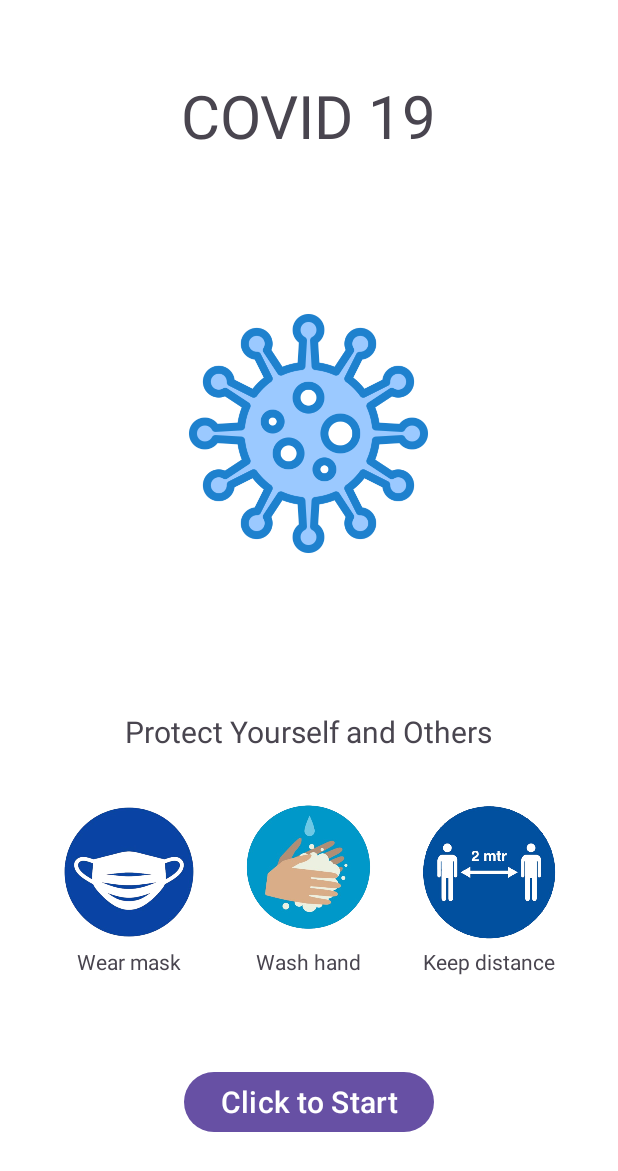
After one commit to Hung1609/COVID-19-stats, an Android app: the layout activity_start_screen.xml on its own in the app's theme, with its tools: preview values and no code run, on a phone screen of 412 x 824 dp. The commit adds this screen. Shown: the top 1171 px of the screen. Run offline under Robolectric (Android 15) with nearby library versions, the phone set to English and light mode, and no system bars.

Commit message:
Add Start Screen with spinning virus

```diff
--- a/COVID19_V2/app/src/main/java/com/hfad/something/SplashScreen.java
+++ b/COVID19_V2/app/src/main/java/com/hfad/something/SplashScreen.java
@@ -25,7 +25,7 @@ public class SplashScreen extends AppCompatActivity {
         splashImage.startAnimation(rotate);
 
         new Handler().postDelayed(() -> {
-            Intent intent = new Intent(SplashScreen.this, MainActivity.class);
+            Intent intent = new Intent(SplashScreen.this, StartScreen.class);
             startActivity(intent);
             finish();
         }, 3000);
--- a/COVID19_V2/app/src/main/java/com/hfad/something/ViewPagerAdapter.java
+++ b/COVID19_V2/app/src/main/java/com/hfad/something/ViewPagerAdapter.java
@@ -24,7 +24,7 @@ public class ViewPagerAdapter extends FragmentPagerAdapter {
             case 1:
                 return new SignSymptomFragment();
             case 2:
-                return new YOUR_NAME; // replace with your file name
+                return new StatsFragment(); // replace with your file name
             default:
                 return new StatsFragment();
         }
--- /dev/null
+++ b/COVID19_V2/app/src/main/res/layout/activity_start_screen.xml
@@ -0,0 +1,106 @@
+<?xml version="1.0" encoding="utf-8"?>
+<LinearLayout xmlns:android="http://schemas.android.com/apk/res/android"
+    xmlns:tools="http://schemas.android.com/tools"
+    android:layout_width="match_parent"
+    android:layout_height="match_parent"
+    android:background="@color/white"
+    android:orientation="vertical">
+
+    <TextView
+        android:layout_width="wrap_content"
+        android:layout_height="wrap_content"
+        android:layout_gravity="center"
+        android:layout_marginTop="50dp"
+        android:text="@string/app_name"
+        android:textSize="40sp" />
+
+    <ImageView
+        android:id="@+id/splashImage"
+        android:layout_width="170dp"
+        android:layout_height="170dp"
+        android:layout_gravity="center"
+        android:layout_marginTop="100dp"
+        android:src="@drawable/covid_19" />
+
+    <TextView
+        android:layout_width="wrap_content"
+        android:layout_height="wrap_content"
+        android:layout_gravity="center"
+        android:layout_marginTop="100dp"
+        android:text="@string/protect_yourself"
+        android:textSize="20sp" />
+
+    <LinearLayout
+        android:layout_width="wrap_content"
+        android:layout_height="wrap_content"
+        android:layout_gravity="center"
+        android:layout_marginTop="20dp"
+        android:layout_marginBottom="50dp"
+        android:orientation="horizontal">
+
+        <LinearLayout
+            android:layout_width="wrap_content"
+            android:layout_height="wrap_content"
+            android:layout_margin="10dp"
+            android:orientation="vertical"
+            tools:ignore="UseCompoundDrawables">
+
+            <ImageView
+                android:layout_width="100dp"
+                android:layout_height="100dp"
+                android:src="@drawable/wear_mask" />
+
+            <TextView
+                android:layout_width="wrap_content"
+                android:layout_height="wrap_content"
+                android:layout_gravity="center"
+                android:text="@string/wear_mask" />
+        </LinearLayout>
+
+        <LinearLayout
+            android:layout_width="wrap_content"
+            android:layout_height="wrap_content"
+            android:layout_margin="10dp"
+            android:orientation="vertical"
+            tools:ignore="UseCompoundDrawables">
+
+            <ImageView
+                android:layout_width="100dp"
+                android:layout_height="100dp"
+                android:src="@drawable/wash_hand" />
+
+            <TextView
+                android:layout_width="wrap_content"
+                android:layout_height="wrap_content"
+                android:layout_gravity="center"
+                android:text="@string/wash_hand" />
+        </LinearLayout>
+
+        <LinearLayout
+            android:layout_width="wrap_content"
+            android:layout_height="wrap_content"
+            android:layout_margin="10dp"
+            android:orientation="vertical"
+            tools:ignore="UseCompoundDrawables">
+
+            <ImageView
+                android:layout_width="100dp"
+                android:layout_height="100dp"
+                android:src="@drawable/keep_distance" />
+
+            <TextView
+                android:layout_width="wrap_content"
+                android:layout_height="wrap_content"
+                android:layout_gravity="center"
+                android:text="@string/keep_distance" />
+        </LinearLayout>
+    </LinearLayout>
+
+    <Button
+        android:id="@+id/startButton"
+        android:layout_width="wrap_content"
+        android:layout_height="wrap_content"
+        android:layout_gravity="center"
+        android:textSize="20sp"
+        android:text="@string/startBtn" />
+</LinearLayout>
--- a/COVID19_V2/app/src/main/res/values/strings.xml
+++ b/COVID19_V2/app/src/main/res/values/strings.xml
@@ -1,6 +1,11 @@
 <resources>
     <string name="app_name">COVID 19</string>
 
+    <string name="protect_yourself">Protect Yourself and Others</string>
+    <string name="wear_mask">Wear mask</string>
+    <string name="wash_hand">Wash hand</string>
+    <string name="keep_distance">Keep distance</string>
+    <string name="startBtn">Click to Start</string>
     <string name="active">Active</string>
     <string name="recovered">Recovered</string>
     <string name="total">Total</string>
```
Also changed, not shown: COVID19_V2/app/src/main/AndroidManifest.xml (+13 -0 lines), COVID19_V2/app/src/main/java/com/hfad/something/StartScreen.java (added, +43 -0 lines), COVID19_V2/app/src/main/res/layout-land/activity_splash_screen.xml (added, +96 -0 lines), COVID19_V2/app/src/main/res/xml/view_drawable.xml (added, +7 -0 lines), COVID19_V2/app/src/main/res/drawable/keep_distance.png (added), COVID19_V2/app/src/main/res/drawable/wash_hand.png (added), COVID19_V2/app/src/main/res/drawable/wear_mask.png (added).
